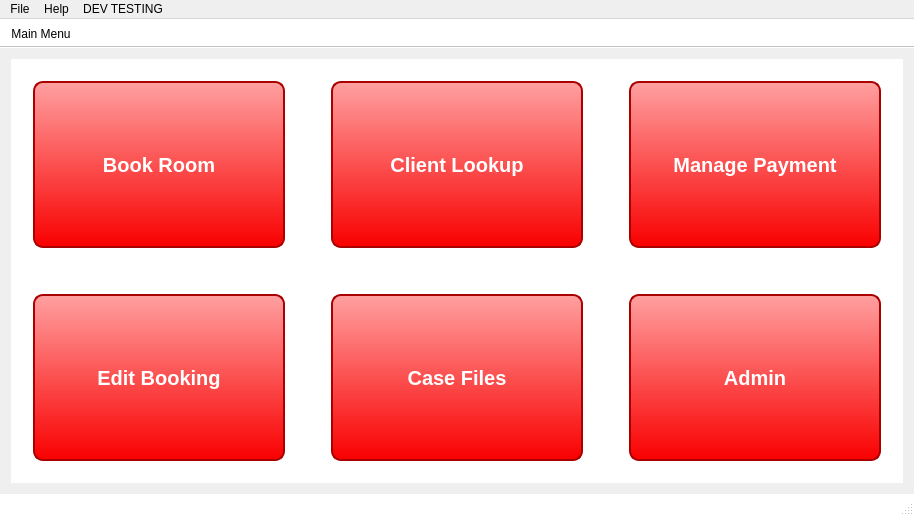
Arc-Project/Arc, file ArcApp/mainwindow.ui: the form before one commit.
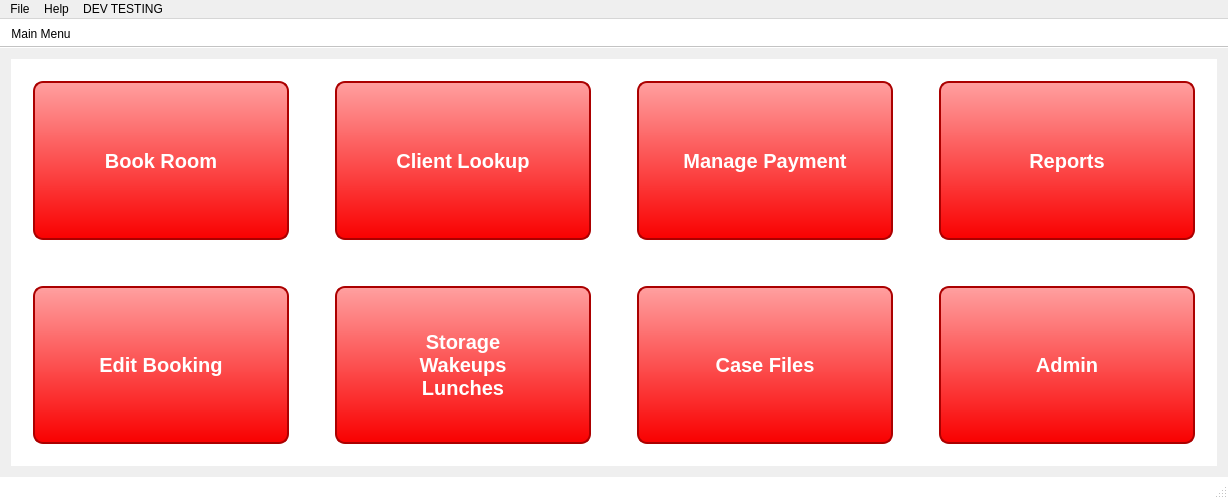
The form after the commit.

Patch:
```diff
--- a/ArcApp/mainwindow.ui
+++ b/ArcApp/mainwindow.ui
@@ -6,8 +6,8 @@
    <rect>
     <x>0</x>
     <y>0</y>
-    <width>914</width>
-    <height>516</height>
+    <width>1228</width>
+    <height>499</height>
    </rect>
   </property>
   <property name="windowTitle">
@@ -65,196 +65,6 @@
         <item row="0" column="0">
          <widget class="QWidget" name="wdg_mainScreen" native="true">
           <layout class="QGridLayout" name="gridLayout_8">
-           <item row="0" column="1">
-            <spacer name="horizontalSpacer">
-             <property name="orientation">
-              <enum>Qt::Horizontal</enum>
-             </property>
-             <property name="sizeType">
-              <enum>QSizePolicy::Fixed</enum>
-             </property>
-             <property name="sizeHint" stdset="0">
-              <size>
-               <width>40</width>
-               <height>20</height>
-              </size>
-             </property>
-            </spacer>
-           </item>
-           <item row="2" column="3">
-            <spacer name="horizontalSpacer_5">
-             <property name="orientation">
-              <enum>Qt::Horizontal</enum>
-             </property>
-             <property name="sizeType">
-              <enum>QSizePolicy::Fixed</enum>
-             </property>
-             <property name="sizeHint" stdset="0">
-              <size>
-               <width>40</width>
-               <height>20</height>
-              </size>
-             </property>
-            </spacer>
-           </item>
-           <item row="2" column="1">
-            <spacer name="horizontalSpacer_4">
-             <property name="orientation">
-              <enum>Qt::Horizontal</enum>
-             </property>
-             <property name="sizeType">
-              <enum>QSizePolicy::Fixed</enum>
-             </property>
-             <property name="sizeHint" stdset="0">
-              <size>
-               <width>40</width>
-               <height>20</height>
-              </size>
-             </property>
-            </spacer>
-           </item>
-           <item row="0" column="3">
-            <spacer name="horizontalSpacer_3">
-             <property name="orientation">
-              <enum>Qt::Horizontal</enum>
-             </property>
-             <property name="sizeType">
-              <enum>QSizePolicy::Fixed</enum>
-             </property>
-             <property name="sizeHint" stdset="0">
-              <size>
-               <width>40</width>
-               <height>20</height>
-              </size>
-             </property>
-            </spacer>
-           </item>
-           <item row="1" column="4">
-            <spacer name="verticalSpacer_3">
-             <property name="orientation">
-              <enum>Qt::Vertical</enum>
-             </property>
-             <property name="sizeType">
-              <enum>QSizePolicy::Fixed</enum>
-             </property>
-             <property name="sizeHint" stdset="0">
-              <size>
-               <width>20</width>
-               <height>40</height>
-              </size>
-             </property>
-            </spacer>
-           </item>
-           <item row="1" column="2">
-            <spacer name="verticalSpacer_2">
-             <property name="orientation">
-              <enum>Qt::Vertical</enum>
-             </property>
-             <property name="sizeType">
-              <enum>QSizePolicy::Fixed</enum>
-             </property>
-             <property name="sizeHint" stdset="0">
-              <size>
-               <width>20</width>
-               <height>40</height>
-              </size>
-             </property>
-            </spacer>
-           </item>
-           <item row="1" column="0">
-            <spacer name="verticalSpacer">
-             <property name="orientation">
-              <enum>Qt::Vertical</enum>
-             </property>
-             <property name="sizeType">
-              <enum>QSizePolicy::Fixed</enum>
-             </property>
-             <property name="sizeHint" stdset="0">
-              <size>
-               <width>20</width>
-               <height>40</height>
-              </size>
-             </property>
-            </spacer>
-           </item>
-           <item row="2" column="2">
-            <widget class="QPushButton" name="caseButton">
-             <property name="minimumSize">
-              <size>
-               <width>250</width>
-               <height>151</height>
-              </size>
-             </property>
-             <property name="maximumSize">
-              <size>
-               <width>500</width>
-               <height>302</height>
-              </size>
-             </property>
-             <property name="font">
-              <font>
-               <pointsize>15</pointsize>
-               <weight>75</weight>
-               <bold>true</bold>
-              </font>
-             </property>
-             <property name="text">
-              <string>Case Files</string>
-             </property>
-            </widget>
-           </item>
-           <item row="2" column="4">
-            <widget class="QPushButton" name="adminButton">
-             <property name="minimumSize">
-              <size>
-               <width>250</width>
-               <height>151</height>
-              </size>
-             </property>
-             <property name="maximumSize">
-              <size>
-               <width>500</width>
-               <height>302</height>
-              </size>
-             </property>
-             <property name="font">
-              <font>
-               <pointsize>15</pointsize>
-               <weight>75</weight>
-               <bold>true</bold>
-              </font>
-             </property>
-             <property name="text">
-              <string>Admin</string>
-             </property>
-            </widget>
-           </item>
-           <item row="2" column="0">
-            <widget class="QPushButton" name="editbookButton">
-             <property name="minimumSize">
-              <size>
-               <width>250</width>
-               <height>151</height>
-              </size>
-             </property>
-             <property name="maximumSize">
-              <size>
-               <width>500</width>
-               <height>302</height>
-              </size>
-             </property>
-             <property name="font">
-              <font>
-               <pointsize>15</pointsize>
-               <weight>75</weight>
-               <bold>true</bold>
-              </font>
-             </property>
-             <property name="text">
-              <string>Edit Booking</string>
-             </property>
-            </widget>
-           </item>
            <item row="0" column="2">
             <widget class="QPushButton" name="clientButton">
              <property name="minimumSize">
@@ -265,8 +75,8 @@
              </property>
              <property name="maximumSize">
               <size>
-               <width>500</width>
-               <height>302</height>
+               <width>437</width>
+               <height>264</height>
               </size>
              </property>
              <property name="font">
@@ -281,8 +91,8 @@
              </property>
             </widget>
            </item>
-           <item row="0" column="4">
-            <widget class="QPushButton" name="paymentButton">
+           <item row="3" column="0">
+            <widget class="QPushButton" name="editbookButton">
              <property name="minimumSize">
               <size>
                <width>250</width>
@@ -291,8 +101,8 @@
              </property>
              <property name="maximumSize">
               <size>
-               <width>500</width>
-               <height>302</height>
+               <width>437</width>
+               <height>264</height>
               </size>
              </property>
              <property name="font">
@@ -303,7 +113,87 @@
               </font>
              </property>
              <property name="text">
-              <string>Manage Payment</string>
+              <string>Edit Booking</string>
+             </property>
+            </widget>
+           </item>
+           <item row="0" column="6">
+            <widget class="QPushButton" name="reportsButton">
+             <property name="minimumSize">
+              <size>
+               <width>250</width>
+               <height>151</height>
+              </size>
+             </property>
+             <property name="maximumSize">
+              <size>
+               <width>437</width>
+               <height>264</height>
+              </size>
+             </property>
+             <property name="font">
+              <font>
+               <pointsize>15</pointsize>
+               <weight>75</weight>
+               <bold>true</bold>
+              </font>
+             </property>
+             <property name="text">
+              <string>Reports</string>
+             </property>
+            </widget>
+           </item>
+           <item row="3" column="2">
+            <widget class="QPushButton" name="swlButton">
+             <property name="minimumSize">
+              <size>
+               <width>250</width>
+               <height>151</height>
+              </size>
+             </property>
+             <property name="maximumSize">
+              <size>
+               <width>437</width>
+               <height>264</height>
+              </size>
+             </property>
+             <property name="font">
+              <font>
+               <pointsize>15</pointsize>
+               <weight>75</weight>
+               <bold>true</bold>
+              </font>
+             </property>
+             <property name="text">
+              <string>Storage
+Wakeups
+Lunches</string>
+             </property>
+            </widget>
+           </item>
+           <item row="3" column="6">
+            <widget class="QPushButton" name="adminButton">
+             <property name="minimumSize">
+              <size>
+               <width>250</width>
+               <height>151</height>
+              </size>
+             </property>
+             <property name="maximumSize">
+              <size>
+               <width>437</width>
+               <height>264</height>
+              </size>
+             </property>
+             <property name="font">
+              <font>
+               <pointsize>15</pointsize>
+               <weight>75</weight>
+               <bold>true</bold>
+              </font>
+             </property>
+             <property name="text">
+              <string>Admin</string>
              </property>
             </widget>
            </item>
@@ -323,8 +213,8 @@
              </property>
              <property name="maximumSize">
               <size>
-               <width>500</width>
-               <height>302</height>
+               <width>437</width>
+               <height>264</height>
               </size>
              </property>
              <property name="font">
@@ -339,6 +229,122 @@
              </property>
             </widget>
            </item>
+           <item row="0" column="4">
+            <widget class="QPushButton" name="paymentButton">
+             <property name="minimumSize">
+              <size>
+               <width>250</width>
+               <height>151</height>
+              </size>
+             </property>
+             <property name="maximumSize">
+              <size>
+               <width>437</width>
+               <height>264</height>
+              </size>
+             </property>
+             <property name="font">
+              <font>
+               <pointsize>15</pointsize>
+               <weight>75</weight>
+               <bold>true</bold>
+              </font>
+             </property>
+             <property name="text">
+              <string>Manage Payment</string>
+             </property>
+            </widget>
+           </item>
+           <item row="3" column="4">
+            <widget class="QPushButton" name="caseButton">
+             <property name="minimumSize">
+              <size>
+               <width>250</width>
+               <height>151</height>
+              </size>
+             </property>
+             <property name="maximumSize">
+              <size>
+               <width>437</width>
+               <height>264</height>
+              </size>
+             </property>
+             <property name="font">
+              <font>
+               <pointsize>15</pointsize>
+               <weight>75</weight>
+               <bold>true</bold>
+              </font>
+             </property>
+             <property name="text">
+              <string>Case Files</string>
+             </property>
+            </widget>
+           </item>
+           <item row="0" column="1">
+            <spacer name="horizontalSpacer">
+             <property name="orientation">
+              <enum>Qt::Horizontal</enum>
+             </property>
+             <property name="sizeType">
+              <enum>QSizePolicy::Fixed</enum>
+             </property>
+             <property name="sizeHint" stdset="0">
+              <size>
+               <width>40</width>
+               <height>20</height>
+              </size>
+             </property>
+            </spacer>
+           </item>
+           <item row="0" column="3">
+            <spacer name="horizontalSpacer_3">
+             <property name="orientation">
+              <enum>Qt::Horizontal</enum>
+             </property>
+             <property name="sizeType">
+              <enum>QSizePolicy::Fixed</enum>
+             </property>
+             <property name="sizeHint" stdset="0">
+              <size>
+               <width>40</width>
+               <height>20</height>
+              </size>
+             </property>
+            </spacer>
+           </item>
+           <item row="1" column="1">
+            <spacer name="verticalSpacer">
+             <property name="orientation">
+              <enum>Qt::Vertical</enum>
+             </property>
+             <property name="sizeType">
+              <enum>QSizePolicy::Fixed</enum>
+             </property>
+             <property name="sizeHint" stdset="0">
+              <size>
+               <width>20</width>
+               <height>40</height>
+              </size>
+             </property>
+            </spacer>
+           </item>
+           <item row="0" column="5">
+            <spacer name="horizontalSpacer_4">
+             <property name="orientation">
+              <enum>Qt::Horizontal</enum>
+             </property>
+             <property name="sizeType">
+              <enum>QSizePolicy::Fixed</enum>
+             </property>
+             <property name="sizeHint" stdset="0">
+              <size>
+               <width>40</width>
+               <height>20</height>
+              </size>
+             </property>
+            </spacer>
+           </item>
           </layout>
          </widget>
         </item>
@@ -1271,7 +1277,7 @@
     <rect>
      <x>0</x>
      <y>0</y>
-     <width>914</width>
+     <width>1228</width>
      <height>26</height>
     </rect>
    </property>
```
